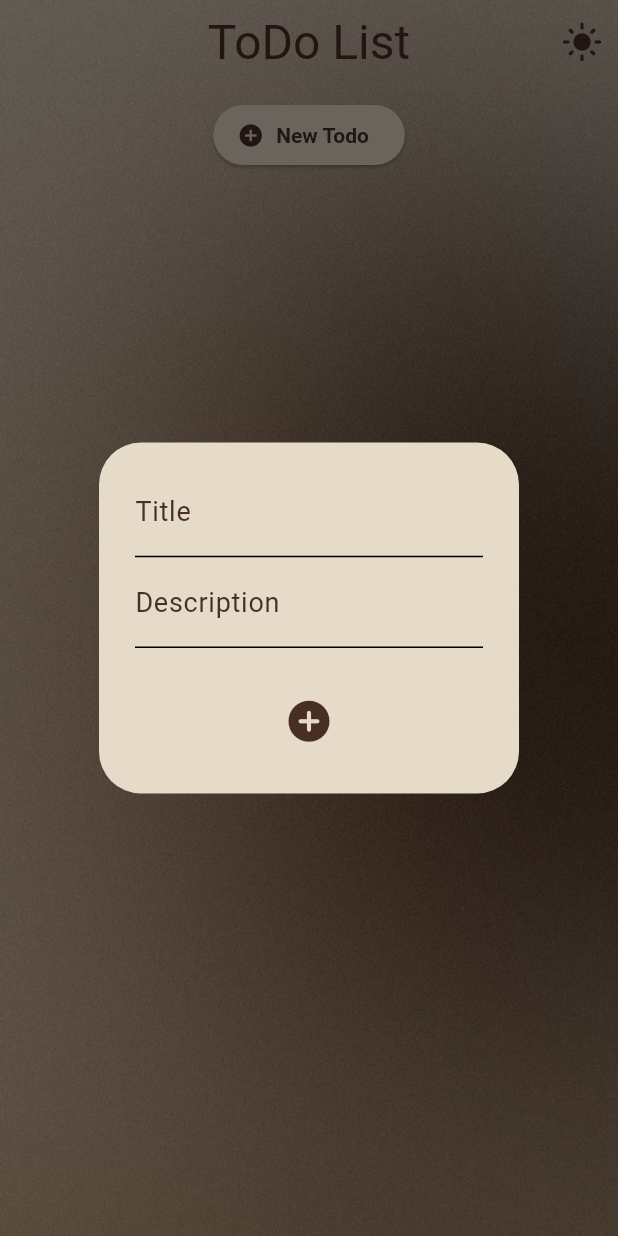
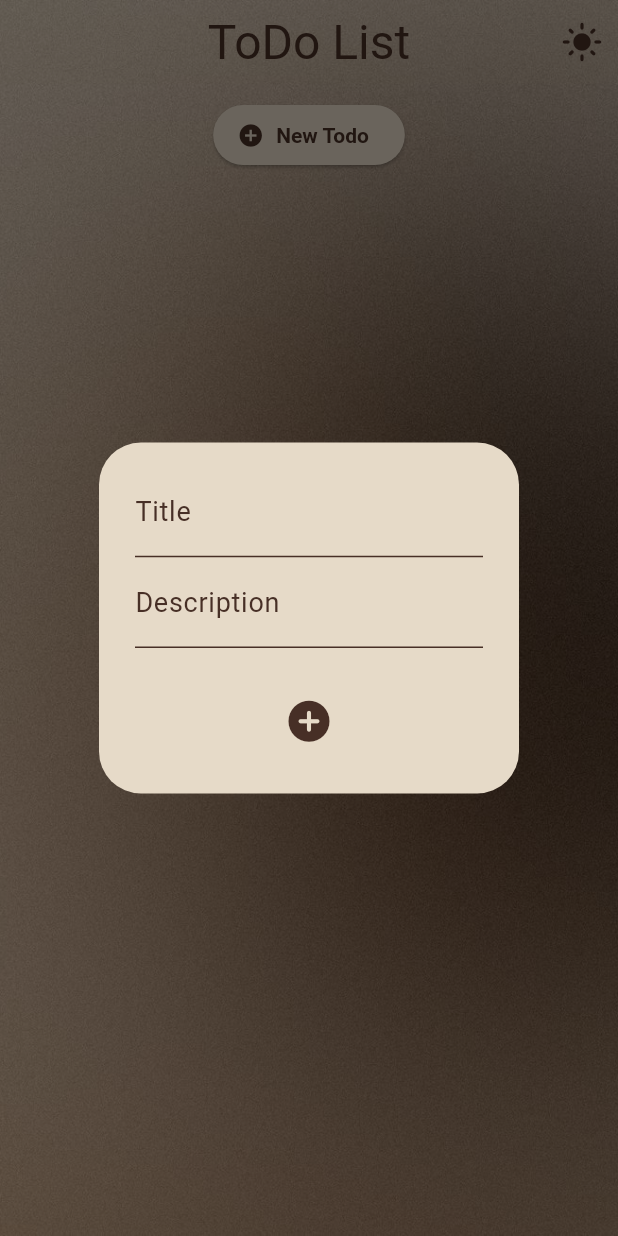
Before and after one commit to sympathex/to-do-list, a Flutter app: the screen it shows after launch, after a tap on "New Todo", on a phone screen of 412 x 824 dp. Run offline on Flutter 3.47's test engine with Material 3 defaults, Android fonts, the phone set to English and light mode, and no system bars; our stand-ins replace hive, hive_flutter; accounts and stored records are empty.

Commit message:
colors fixed... again!

```diff
--- a/lib/animations/animation_title.dart
+++ b/lib/animations/animation_title.dart
@@ -1,6 +1,5 @@
 import 'package:flutter/material.dart';
 import 'package:to_do_list/models/todo.dart';
-import 'package:to_do_list/theme/theme_colors.dart';
 
 class Animatedtitle extends StatelessWidget {
   final Todo todo;
--- a/lib/theme/app_theme.dart
+++ b/lib/theme/app_theme.dart
@@ -1,42 +1,76 @@
 import 'package:flutter/material.dart';
 import 'package:to_do_list/theme/theme_colors.dart';
-import 'theme_manager.dart';
 
 class AppTheme {
   // creating explicit ColorScheme objects to reuse inside ThemeData
-  static  ThemeData lightTheme = ThemeData(
+  static const ColorScheme lightColorScheme = ColorScheme(
     brightness: Brightness.light,
-    primaryColor: AppColors.lightPrimary,
-    cardColor: AppColors.lightCard,
-    scaffoldBackgroundColor: Colors.transparent,     // transparent for image
-    appBarTheme: const AppBarTheme(
-      backgroundColor: AppColors.lightPrimary,
-      foregroundColor: Colors.white,
+    primary: AppColors.lightPrimary,
+    onPrimary: AppColors.lightPrimary,
+    secondary: AppColors.lightAccent,
+    onSecondary: AppColors.lightCard,
+    surface: AppColors.lightCard,
+    onSurface: AppColors.lightText,
+    error: Colors.red,
+    onError: Colors.white,
+  );
+
+  static const ColorScheme darkColorScheme = ColorScheme(
+    brightness: Brightness.dark,
+    primary: AppColors.darkPrimary,
+    onPrimary: AppColors.darkPrimary,
+    secondary: AppColors.darkAccent,
+    onSecondary: AppColors.darkCard,
+    surface: AppColors.darkCard,
+    onSurface: AppColors.darkText,
+    error: Colors.red,
+    onError: Colors.white,
+  );
+
+  // Helper to apply alpha without using deprecated withOpacity()
+  static Color _withAlpha(Color c, double alpha) {
+    return Color.fromARGB((alpha * 255).round(), c.red, c.green, c.blue);
+  }
+
+  static final ThemeData lightTheme = ThemeData(
+    brightness: Brightness.light,
+    colorScheme: lightColorScheme,
+    primaryColor: lightColorScheme.primary,
+    cardColor: lightColorScheme.surface,
+    scaffoldBackgroundColor: Colors.transparent,
+    appBarTheme: AppBarTheme(
+      backgroundColor: lightColorScheme.primary,
+      foregroundColor: lightColorScheme.onPrimary,
+      titleTextStyle: TextStyle(
+        color: lightColorScheme.onPrimary,
+        fontWeight: FontWeight.bold,
+      ),
       elevation: 2,
     ),
+
+    // text & icon defaults
     textTheme: const TextTheme(
       bodyLarge: TextStyle(color: AppColors.lightText, fontSize: 18.0),
-      bodyMedium: TextStyle(color: AppColors.lightText, fontSize: 16.0)
+      bodyMedium: TextStyle(color: AppColors.lightText, fontSize: 16.0),
     ),
-    iconTheme: const IconThemeData(color: AppColors.lightText),
-    colorScheme: const ColorScheme.light(
-      primary: AppColors.lightPrimary,
-      secondary: AppColors.lightAccent,
-      surface: AppColors.lightCard,
-      onSurface: AppColors.lightText,
+    iconTheme: IconThemeData(color: lightColorScheme.onSurface),
+
+    //Checkbox theme: fillColor reacts to selected/unselected states
+    checkboxTheme: CheckboxThemeData(
+      fillColor: WidgetStateColor.resolveWith(
+        (states) => states.contains(WidgetState.selected)
+            ? lightColorScheme.surface                        // selected -> accent
+            : _withAlpha(lightColorScheme.onSurface, 0.6),      // unselected -> slightly faded surface
+      ),
+      checkColor: WidgetStateProperty.all(AppColors.darkPrimary),
+      shape: RoundedRectangleBorder(borderRadius: BorderRadius.circular(4)),
     ),
-    checkboxTheme: CheckboxThemeData(
-      // fillColor: WidgetStateColor.resolveWith(
-      //   (states) => states.contains(WidgetState.selected)
-      //       ? colorScheme.secondary
-      //       : colorScheme.onSurface.withValues(alpha: 0.6),
-      // ),
-      checkColor: WidgetStateProperty.all(AppColors.lightPrimary)
-    ),
+
+    // Elevated button theme
     elevatedButtonTheme: ElevatedButtonThemeData(
       style: ElevatedButton.styleFrom(
-        backgroundColor: AppColors.lightCard,
-        foregroundColor: AppColors.lightText,   // button text color
+        backgroundColor: lightColorScheme.surface,
+        foregroundColor: lightColorScheme.onSurface,   // button text color
         textStyle: TextStyle(fontWeight: FontWeight.bold)
       )
     )
@@ -44,31 +78,44 @@ class AppTheme {
 
   static final ThemeData darkTheme = ThemeData(
     brightness: Brightness.dark,
-    primaryColor: AppColors.darkPrimary,
-    cardColor: AppColors.darkCard,
+    colorScheme: darkColorScheme,
+    primaryColor: darkColorScheme.primary,
+    cardColor: darkColorScheme.surface,
     scaffoldBackgroundColor: Colors.transparent,     // transparent for image
-    appBarTheme: const AppBarTheme(
-      backgroundColor: AppColors.darkPrimary,
-      foregroundColor: Colors.black,
+    appBarTheme: AppBarTheme(
+      backgroundColor: darkColorScheme.primary,
+      foregroundColor: darkColorScheme.onPrimary,
+      titleTextStyle: TextStyle(
+        color: darkColorScheme.onPrimary,
+        fontWeight: FontWeight.bold,
+      ),
       elevation: 2,
     ),
+
     textTheme: const TextTheme(
       bodyLarge: TextStyle(color: AppColors.darkText, fontSize: 18.0),
       bodyMedium: TextStyle(color: AppColors.darkText, fontSize: 16.0)
     ),
-    iconTheme: const IconThemeData(color: AppColors.darkText),
-    colorScheme: const ColorScheme.dark(
-      primary: AppColors.darkPrimary,
-      secondary: AppColors.darkAccent,
-      surface: AppColors.darkCard,
-      onSurface: AppColors.darkText,
-    ),
+    iconTheme: IconThemeData(color: darkColorScheme.onSurface),
+
     elevatedButtonTheme: ElevatedButtonThemeData(
       style: ElevatedButton.styleFrom(
-        backgroundColor: AppColors.darkCard,
-        foregroundColor: AppColors.darkText,
-        textStyle: TextStyle(fontWeight: FontWeight.bold)
+        backgroundColor: darkColorScheme.surface,
+        foregroundColor: darkColorScheme.onSurface,
+        textStyle: TextStyle(fontWeight: FontWeight.bold),
+        elevation: 0,
+        shape: StadiumBorder()
       )
-    )
+    ),
+
+    checkboxTheme: CheckboxThemeData(
+      fillColor: WidgetStateColor.resolveWith(
+        (states) => states.contains(WidgetState.selected)
+            ? darkColorScheme.secondary                        // selected -> accent
+            : _withAlpha(darkColorScheme.onSurface, 0.6),      // unselected -> slightly faded surface
+      ),
+      checkColor: WidgetStateProperty.all(AppColors.lightPrimary),
+      shape: RoundedRectangleBorder(borderRadius: BorderRadius.circular(4)),
+    ),
   );
 }
```
